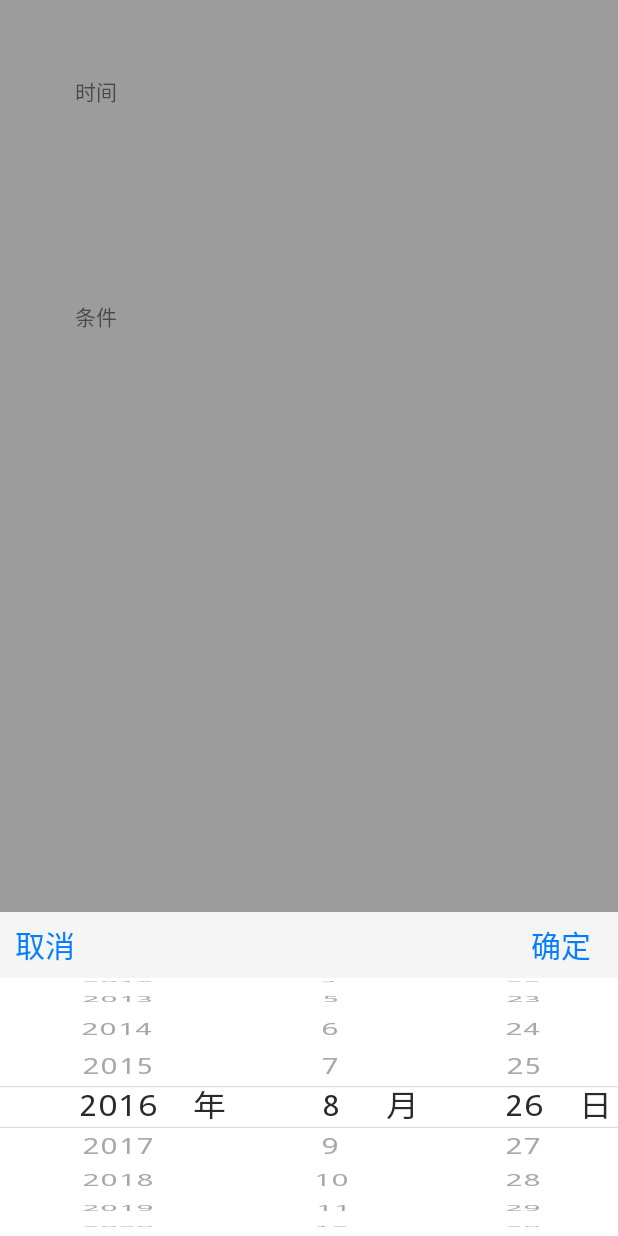
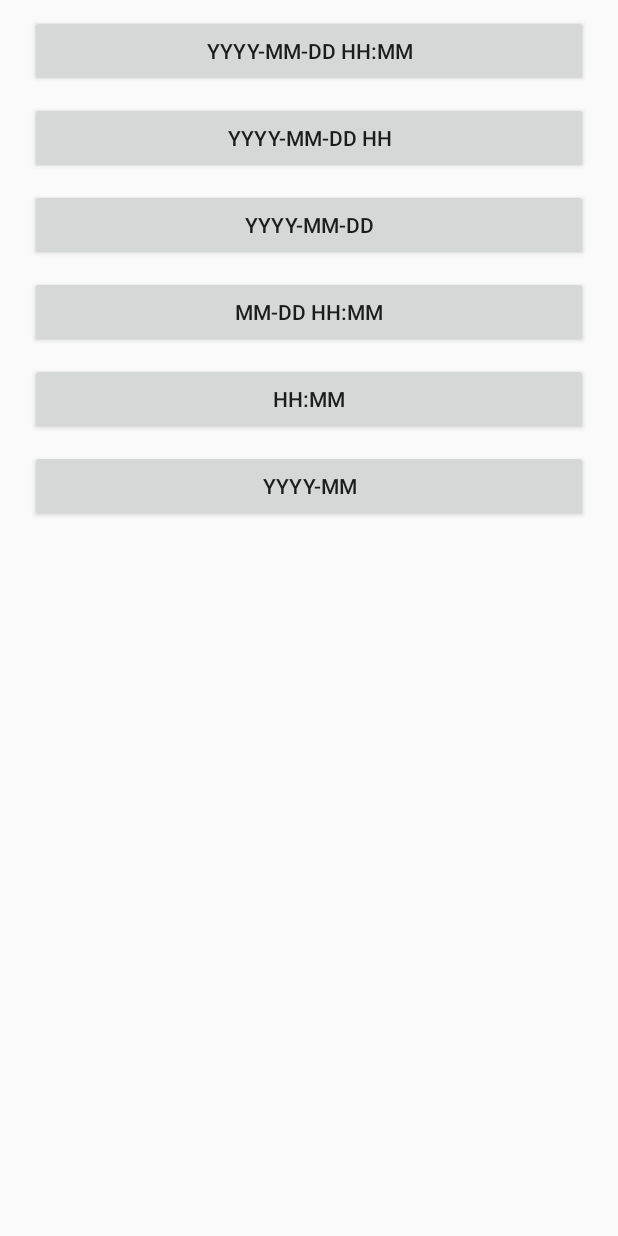
Before and after one commit to lvfaqiang/Android-PickerView-master, an Android app: the screen it shows after launch (MainActivity before the commit, TestActivity after it), after a tap on "时间", on a phone screen of 412 x 824 dp. Run offline under Robolectric (Android 15) with nearby library versions, the phone set to English and light mode, and no system bars.

Commit message:
分类调整

```diff
--- a/app/src/main/java/com/bigkoo/pickerviewdemo/activity/MainActivity.java
+++ b/app/src/main/java/com/bigkoo/pickerviewdemo/activity/MainActivity.java
@@ -1,15 +1,14 @@
 package com.bigkoo.pickerviewdemo.activity;
 
 import android.app.Activity;
+import android.content.Intent;
 import android.os.Bundle;
 import android.view.View;
-import android.view.View.OnClickListener;
 import android.widget.TextView;
 
 import com.bigkoo.pickerviewdemo.R;
+import com.bigkoo.pickerviewdemo.bean.ProvinceBean;
 import com.lvfq.pickerview.OptionsPickerView;
-import com.lvfq.pickerview.TimePickerView;
-import com.bigkoo.pickerviewdemo.bean.ProvinceBean;
 
 import java.text.SimpleDateFormat;
 import java.util.ArrayList;
@@ -22,7 +21,7 @@ public class MainActivity extends Activity {
     private ArrayList<ArrayList<String>> options2Items = new ArrayList<ArrayList<String>>();
     private ArrayList<ArrayList<ArrayList<String>>> options3Items = new ArrayList<ArrayList<ArrayList<String>>>();
     private TextView tvTime, tvOptions;
-    TimePickerView pvTime;
+
     OptionsPickerView pvOptions;
     View vMasker;
 
@@ -30,31 +29,16 @@ public class MainActivity extends Activity {
     protected void onCreate(Bundle savedInstanceState) {
         super.onCreate(savedInstanceState);
         setContentView(R.layout.activity_main);
-        vMasker=findViewById(R.id.vMasker);
-        tvTime=(TextView) findViewById(R.id.tvTime);
-        tvOptions=(TextView) findViewById(R.id.tvOptions);
-        //时间选择器
-        pvTime = new TimePickerView(this, TimePickerView.Type.YEAR_MONTH_DAY);
-        //控制时间范围
-//        Calendar calendar = Calendar.getInstance();
-//        pvTime.setRange(calendar.get(Calendar.YEAR) - 20, calendar.get(Calendar.YEAR));
-        pvTime.setTime(new Date());
-        pvTime.setCyclic(false);
-        pvTime.setCancelable(true);
-        //时间选择后回调
-        pvTime.setOnTimeSelectListener(new TimePickerView.OnTimeSelectListener() {
+        vMasker = findViewById(R.id.vMasker);
+        tvTime = (TextView) findViewById(R.id.tvTime);
+        tvOptions = (TextView) findViewById(R.id.tvOptions);
 
-            @Override
-            public void onTimeSelect(Date date) {
-                tvTime.setText(getTime(date));
-            }
-        });
-        //弹出时间选择器
-        tvTime.setOnClickListener(new OnClickListener() {
+        tvTime.setOnClickListener(new View.OnClickListener() {
 
             @Override
             public void onClick(View v) {
-                pvTime.show();
+                Intent intent = new Intent(MainActivity.this, TestActivity.class);
+                startActivity(intent);
             }
         });
 
@@ -62,21 +46,21 @@ public class MainActivity extends Activity {
         pvOptions = new OptionsPickerView(this);
 
         //选项1
-        options1Items.add(new ProvinceBean(0,"广东","广东省，以岭南东道、广南东路得名","其他数据"));
-        options1Items.add(new ProvinceBean(1,"湖南","湖南省地处中国中部、长江中游，因大部分区域处于洞庭湖以南而得名湖南","芒果TV"));
-        options1Items.add(new ProvinceBean(3,"广西","嗯～～",""));
+        options1Items.add(new ProvinceBean(0, "广东", "广东省，以岭南东道、广南东路得名", "其他数据"));
+        options1Items.add(new ProvinceBean(1, "湖南", "湖南省地处中国中部、长江中游，因大部分区域处于洞庭湖以南而得名湖南", "芒果TV"));
+        options1Items.add(new ProvinceBean(3, "广西", "嗯～～", ""));
 
         //选项2
-        ArrayList<String> options2Items_01=new ArrayList<String>();
+        ArrayList<String> options2Items_01 = new ArrayList<String>();
         options2Items_01.add("广州");
         options2Items_01.add("佛山");
         options2Items_01.add("东莞");
         options2Items_01.add("阳江");
         options2Items_01.add("珠海");
-        ArrayList<String> options2Items_02=new ArrayList<String>();
+        ArrayList<String> options2Items_02 = new ArrayList<String>();
         options2Items_02.add("长沙");
         options2Items_02.add("岳阳");
-        ArrayList<String> options2Items_03=new ArrayList<String>();
+        ArrayList<String> options2Items_03 = new ArrayList<String>();
         options2Items_03.add("桂林");
         options2Items.add(options2Items_01);
         options2Items.add(options2Items_02);
@@ -86,35 +70,35 @@ public class MainActivity extends Activity {
         ArrayList<ArrayList<String>> options3Items_01 = new ArrayList<ArrayList<String>>();
         ArrayList<ArrayList<String>> options3Items_02 = new ArrayList<ArrayList<String>>();
         ArrayList<ArrayList<String>> options3Items_03 = new ArrayList<ArrayList<String>>();
-        ArrayList<String> options3Items_01_01=new ArrayList<String>();
+        ArrayList<String> options3Items_01_01 = new ArrayList<String>();
         options3Items_01_01.add("白云");
         options3Items_01_01.add("天河");
         options3Items_01_01.add("海珠");
         options3Items_01_01.add("越秀");
         options3Items_01.add(options3Items_01_01);
-        ArrayList<String> options3Items_01_02=new ArrayList<String>();
+        ArrayList<String> options3Items_01_02 = new ArrayList<String>();
         options3Items_01_02.add("南海");
         options3Items_01_02.add("高明");
         options3Items_01_02.add("顺德");
         options3Items_01_02.add("禅城");
         options3Items_01.add(options3Items_01_02);
-        ArrayList<String> options3Items_01_03=new ArrayList<String>();
+        ArrayList<String> options3Items_01_03 = new ArrayList<String>();
         options3Items_01_03.add("其他");
         options3Items_01_03.add("常平");
         options3Items_01_03.add("虎门");
         options3Items_01.add(options3Items_01_03);
-        ArrayList<String> options3Items_01_04=new ArrayList<String>();
+        ArrayList<String> options3Items_01_04 = new ArrayList<String>();
         options3Items_01_04.add("其他1");
         options3Items_01_04.add("其他2");
         options3Items_01_04.add("其他3");
         options3Items_01.add(options3Items_01_04);
-        ArrayList<String> options3Items_01_05=new ArrayList<String>();
+        ArrayList<String> options3Items_01_05 = new ArrayList<String>();
         options3Items_01_05.add("其他1");
         options3Items_01_05.add("其他2");
         options3Items_01_05.add("其他3");
         options3Items_01.add(options3Items_01_05);
 
-        ArrayList<String> options3Items_02_01=new ArrayList<String>();
+        ArrayList<String> options3Items_02_01 = new ArrayList<String>();
         options3Items_02_01.add("长沙长沙长沙长沙长沙长沙长沙长沙长沙1111111111");
         options3Items_02_01.add("长沙2");
         options3Items_02_01.add("长沙3");
@@ -124,7 +108,7 @@ public class MainActivity extends Activity {
         options3Items_02_01.add("长沙7");
         options3Items_02_01.add("长沙8");
         options3Items_02.add(options3Items_02_01);
-        ArrayList<String> options3Items_02_02=new ArrayList<String>();
+        ArrayList<String> options3Items_02_02 = new ArrayList<String>();
         options3Items_02_02.add("岳1");
         options3Items_02_02.add("岳2");
         options3Items_02_02.add("岳3");
@@ -135,7 +119,7 @@ public class MainActivity extends Activity {
         options3Items_02_02.add("岳8");
         options3Items_02_02.add("岳9");
         options3Items_02.add(options3Items_02_02);
-        ArrayList<String> options3Items_03_01=new ArrayList<String>();
+        ArrayList<String> options3Items_03_01 = new ArrayList<String>();
         options3Items_03_01.add("好山水");
         options3Items_03.add(options3Items_03_01);
 
@@ -148,7 +132,7 @@ public class MainActivity extends Activity {
         //设置选择的三级单位
 //        pwOptions.setLabels("省", "市", "区");
         pvOptions.setTitle("选择城市");
-        pvOptions.setCyclic(false, true, true);
+        pvOptions.setCyclic(false, false, false);
         //设置默认选中的三级项目
         //监听确定选择按钮
         pvOptions.setSelectOptions(1, 1, 1);
--- a/app/src/main/res/layout/activity_main.xml
+++ b/app/src/main/res/layout/activity_main.xml
@@ -1,27 +1,39 @@
 <?xml version="1.0" encoding="utf-8"?>
 <RelativeLayout xmlns:android="http://schemas.android.com/apk/res/android"
-    android:layout_width="match_parent"
-    android:layout_height="match_parent"
-    android:orientation="vertical" >
+                android:layout_width="match_parent"
+                android:layout_height="match_parent"
+                android:orientation="vertical">
+
     <TextView
+        android:id="@+id/tvTime"
+        android:layout_width="match_parent"
+        android:layout_height="50dp"
         android:layout_margin="50dp"
-        android:id="@+id/tvTime"
-        android:text="时间"
-        android:layout_width="match_parent"
-        android:layout_height="50dp"/>
+        android:text="时间"/>
+
     <TextView
         android:id="@+id/tvOptions"
+        android:layout_width="match_parent"
+        android:layout_height="50dp"
+        android:layout_below="@+id/tvTime"
         android:layout_margin="50dp"
-        android:layout_below="@+id/tvTime"
-        android:text="条件"
+        android:text="条件"/>
+
+    <TextView
+        android:id="@+id/tv_single_option"
         android:layout_width="match_parent"
-        android:layout_height="50dp"/>
+        android:layout_height="50dp"
+        android:layout_below="@+id/tvOptions"
+        android:layout_margin="50dp"
+        android:layout_marginTop="50dp"
+        android:text="单选项"
+        />
 
     <View
         android:id="@+id/vMasker"
-        android:visibility="gone"
+        android:layout_width="fill_parent"
+        android:layout_height="fill_parent"
         android:background="#e0000000"
-        android:layout_width="fill_parent"
-        android:layout_height="fill_parent"/>
+        android:visibility="gone"/>
 
 </RelativeLayout>
--- a/app/src/main/res/layout/activity_test.xml
+++ b/app/src/main/res/layout/activity_test.xml
@@ -7,6 +7,7 @@
               android:paddingRight="20dp">
 
     <Button
+        android:id="@+id/btn_ymdhm"
         android:layout_width="match_parent"
         android:layout_height="wrap_content"
         android:layout_marginTop="10dp"
@@ -14,24 +15,35 @@
         />
 
     <Button
+        android:id="@+id/btn_ymdh"
         android:layout_width="match_parent"
         android:layout_height="wrap_content"
         android:layout_marginTop="10dp"
         android:text="yyyy-MM-dd HH"/>
 
     <Button
+        android:id="@+id/btn_ymd"
         android:layout_width="match_parent"
         android:layout_height="wrap_content"
         android:layout_marginTop="10dp"
         android:text="yyyy-MM-dd"/>
 
     <Button
+        android:id="@+id/btn_mdhm"
+        android:layout_width="match_parent"
+        android:layout_height="wrap_content"
+        android:layout_marginTop="10dp"
+        android:text="MM-dd HH:mm"/>
+
+    <Button
+        android:id="@+id/btn_hm"
         android:layout_width="match_parent"
         android:layout_height="wrap_content"
         android:layout_marginTop="10dp"
         android:text="HH:mm"/>
 
     <Button
+        android:id="@+id/btn_ym"
         android:layout_width="match_parent"
         android:layout_height="wrap_content"
         android:layout_marginTop="10dp"
--- a/pickerview/src/main/java/com/lvfq/pickerview/view/WheelTime.java
+++ b/pickerview/src/main/java/com/lvfq/pickerview/view/WheelTime.java
@@ -165,7 +165,7 @@ public class WheelTime {
         wv_month.setOnItemSelectedListener(wheelListener_month);
 
         // 根据屏幕密度来指定选择器字体的大小(不同屏幕可能不同)
-        int textSize = 5;
+        int textSize = 4;
         switch (type) {
             case ALL:
                 textSize = textSize * 3;
```
Also changed, not shown: app/src/main/AndroidManifest.xml (+11 -6 lines), app/src/main/java/com/bigkoo/pickerviewdemo/Util.java (+76 -2 lines), app/src/main/java/com/bigkoo/pickerviewdemo/activity/TestActivity.java (+69 -1 lines), app/src/main/res/layout/layout_bottom_wheel_option.xml (added, +29 -0 lines).
